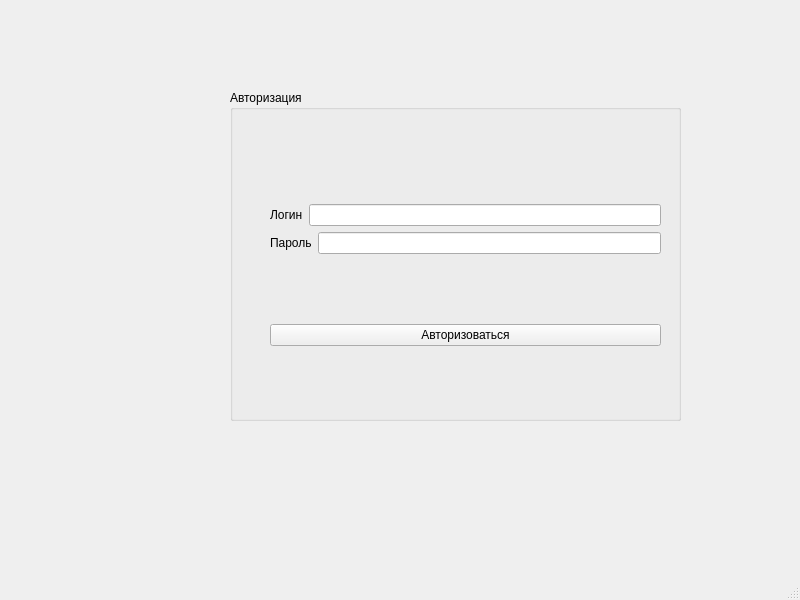
AlexFire-Dev/OddsClientQT, file login.ui: the form before one commit.
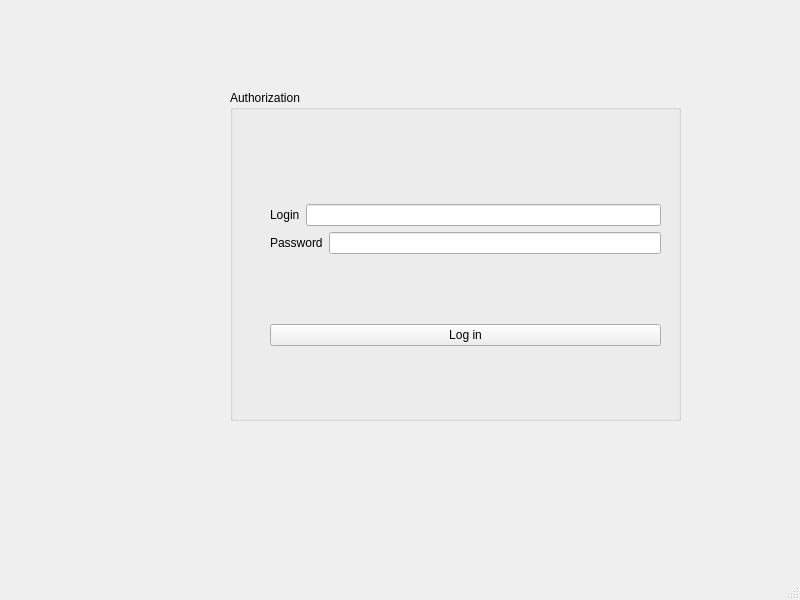
The form after the commit.

```diff
--- a/login.ui
+++ b/login.ui
@@ -37,7 +37,7 @@
      </rect>
     </property>
     <property name="title">
-     <string>Авторизация</string>
+     <string>Authorization</string>
     </property>
     <widget class="QWidget" name="layoutWidget">
      <property name="geometry">
@@ -56,7 +56,7 @@
           <item>
            <widget class="QLabel" name="label">
             <property name="text">
-             <string>Логин</string>
+             <string>Login</string>
             </property>
            </widget>
           </item>
@@ -70,7 +70,7 @@
           <item>
            <widget class="QLabel" name="label_2">
             <property name="text">
-             <string>Пароль</string>
+             <string>Password</string>
             </property>
            </widget>
           </item>
@@ -84,7 +84,7 @@
       <item>
        <widget class="QPushButton" name="regestration">
         <property name="text">
-         <string>Авторизоваться</string>
+         <string>Log in</string>
         </property>
        </widget>
       </item>
```
